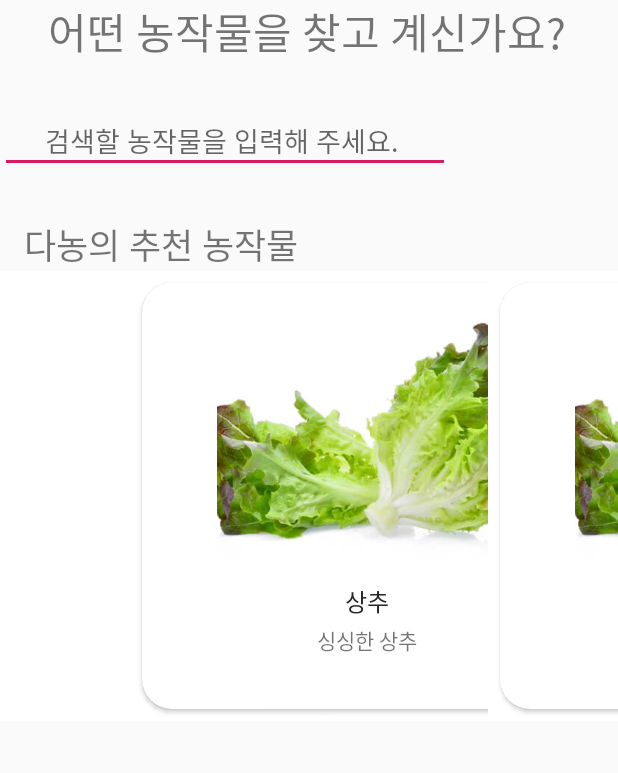
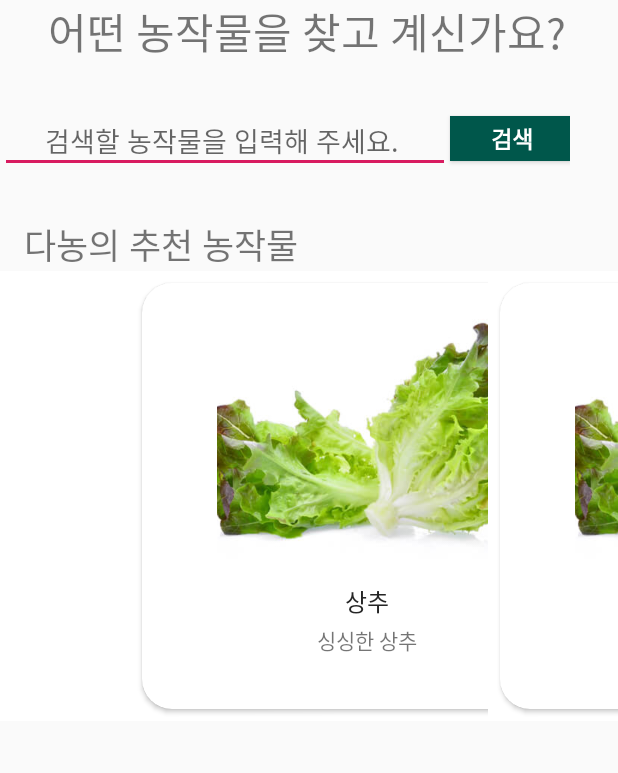
Before and after one commit to CSID-DGU/2019-2-CCD-Dongguk-4, an Android app: the FirstpageActivity screen opened directly, with no data from a screen before it, on a phone screen of 412 x 824 dp, the part 279-1052 px from its top. Run offline under Robolectric (Android 15) with nearby library versions, the phone set to English and light mode, and no system bars; our stand-ins replace Firebase (no records; nobody signed in at launch, a user with empty details on screens opened directly); libraries missing offline, so code that uses them is left out: com.firebase.ui; pictures from the network do not load.

Commit message:
검색+지도 보완(데이터 다중리스트 형변환) / 첫화면 버튼생성

```diff
--- a/app/src/main/java/com/example/net_danong/MainActivity.java
+++ b/app/src/main/java/com/example/net_danong/MainActivity.java
@@ -256,7 +256,7 @@ public class MainActivity extends AppCompatActivity{
 //                                    System.out.println("<=========================================>");
                                     System.out.println("마지막 루프 돌면 최종 결과값 나옴"+pdtlist);
 
-                                    //결과값 저장 후 MAP화면으로 이동
+                                    //MAP화면으로 이동
                                     FragmentTransaction transaction = fragmentManager.beginTransaction();
                                     transaction.replace(R.id.frame_layout, mapsFragment).commitAllowingStateLoss();
                                 }
--- a/app/src/main/res/layout/activity_firstpage.xml
+++ b/app/src/main/res/layout/activity_firstpage.xml
@@ -40,7 +40,18 @@
        android:clickable="true"
        android:id="@+id/edit_main"/>
 <!--       android:background="@drawable/edittext_design"-->
-
+        <Button
+            android:id="@+id/btn_search"
+            android:layout_width="80dp"
+            android:layout_height="30dp"
+            android:layout_toRightOf="@+id/edit_main"
+            android:paddingLeft="3dp"
+            android:textSize="15dp"
+            android:textStyle="bold"
+            android:textColor="#ffffff"
+            android:background="@color/colorPrimaryDark"
+            android:text="검색"
+            android:layout_marginTop="5dp"/>
 
     </RelativeLayout>
 
```
